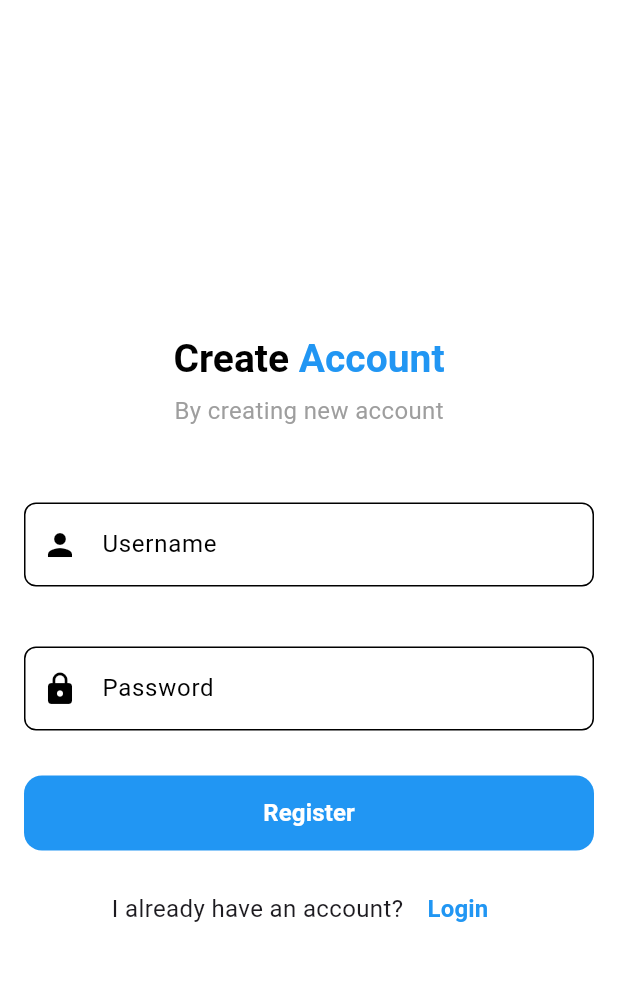
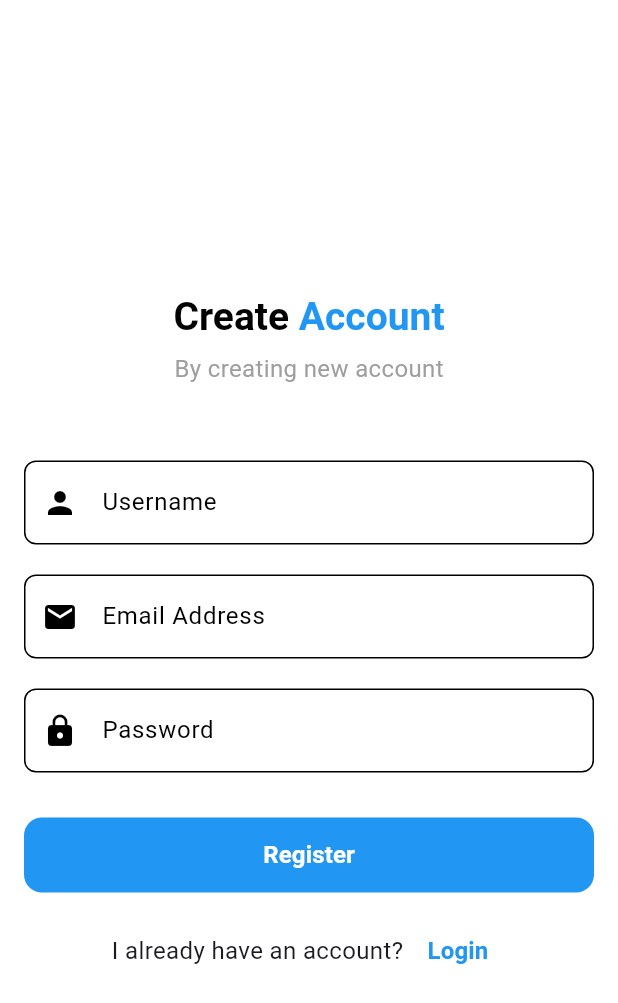
Before and after one commit to SiddharthPaudel/hotel_booking, a Flutter app: the RegisterView screen opened directly, on a phone screen of 412 x 824 dp. Shown: the top 1003 px of the screen. Run offline on Flutter 3.47's test engine with Material 3 defaults, Android fonts, the phone set to English and light mode, and no system bars; our stand-ins replace introduction_screen.

```diff
--- a/lib/view/register_view.dart
+++ b/lib/view/register_view.dart
@@ -77,24 +77,24 @@ class _RegisterViewState extends State<RegisterView> {
                   ),
                 ),
                 const SizedBox(height: 20),
-                // TextField(
-                //   decoration: InputDecoration(
-                //     labelText: 'Email Address',
-                //     labelStyle: TextStyle(color: Colors.black),
-                //     prefixIcon: Icon(
-                //       Icons.email,
-                //       color: Colors.black,
-                //     ),
-                //     focusedBorder: OutlineInputBorder(
-                //       borderSide: BorderSide(color: Colors.blue),
-                //       borderRadius: BorderRadius.circular(8),
-                //     ),
-                //     enabledBorder: OutlineInputBorder(
-                //       borderSide: BorderSide(color: Colors.black),
-                //       borderRadius: BorderRadius.circular(8),
-                //     ),
-                //   ),
-                // ),
+                TextField(
+                  decoration: InputDecoration(
+                    labelText: 'Email Address',
+                    labelStyle: TextStyle(color: Colors.black),
+                    prefixIcon: Icon(
+                      Icons.email,
+                      color: Colors.black,
+                    ),
+                    focusedBorder: OutlineInputBorder(
+                      borderSide: BorderSide(color: Colors.blue),
+                      borderRadius: BorderRadius.circular(8),
+                    ),
+                    enabledBorder: OutlineInputBorder(
+                      borderSide: BorderSide(color: Colors.black),
+                      borderRadius: BorderRadius.circular(8),
+                    ),
+                  ),
+                ),
                 const SizedBox(height: 20),
                 TextField(
                   obscureText: true,
```
